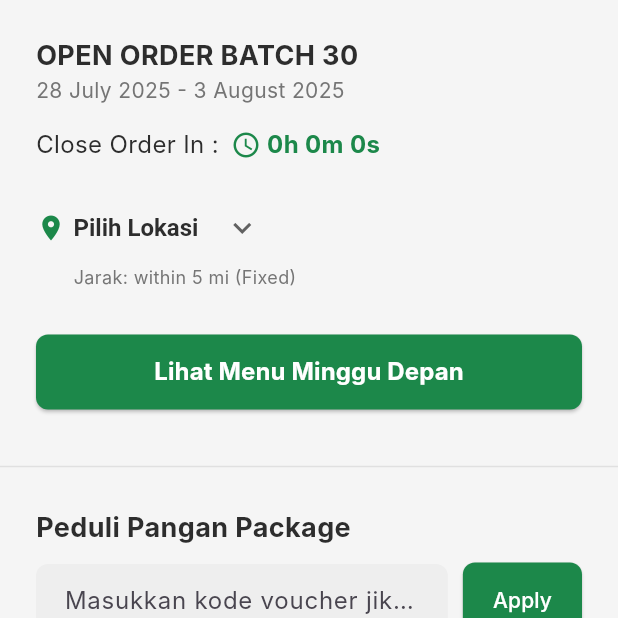
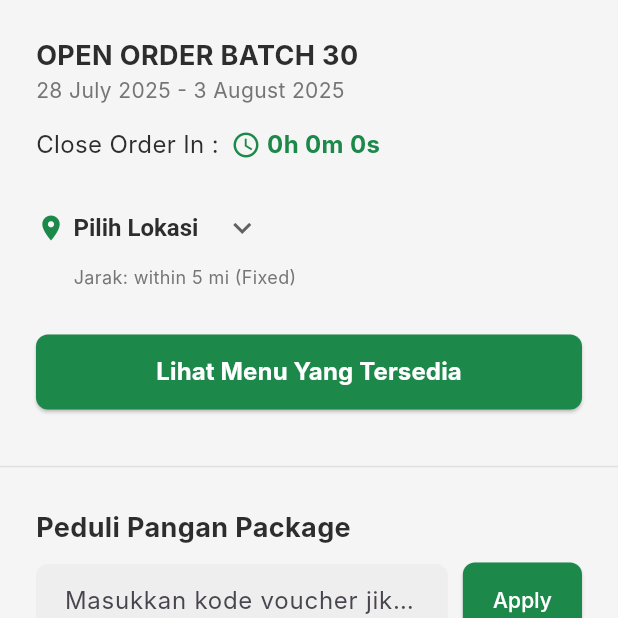
Before and after one commit to Peduli-Pangan/peduli-pangan-mobile, a Flutter app: the screen it shows after launch, item 2 of the bottom bar chosen, on a phone screen of 412 x 824 dp, the top half of it. Run offline on Flutter 3.47's test engine with Material 3 defaults, Android fonts, the phone set to English and light mode, and no system bars; our stand-ins replace geolocator; Roboto replaces fonts that are missing (Inter).

Commit message:
mod: change text button lihat menu

```diff
--- a/pedulipangan_v2/lib/pages/catering_page.dart
+++ b/pedulipangan_v2/lib/pages/catering_page.dart
@@ -260,7 +260,7 @@ class _CateringPageState extends State<CateringPage> {
                           ),
                         ),
                         child: const Text(
-                          "Lihat Menu Minggu Depan",
+                          "Lihat Menu Yang Tersedia",
                           style: TextStyle(
                             fontSize: 16,
                             fontWeight: FontWeight.bold,
```
